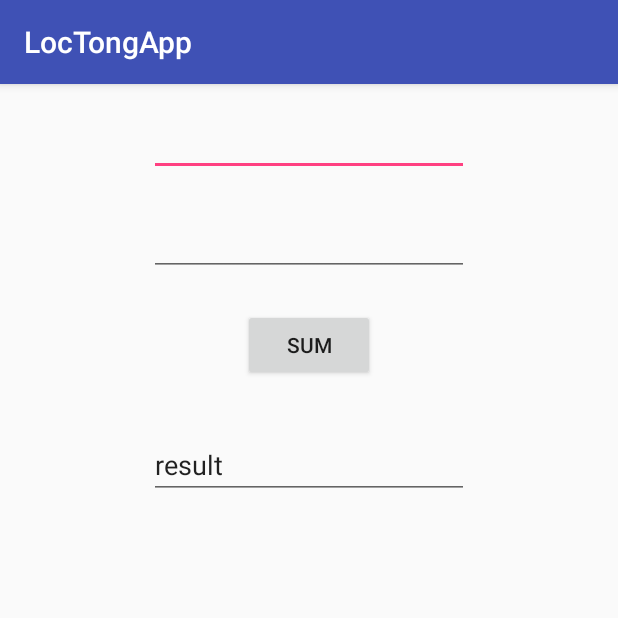
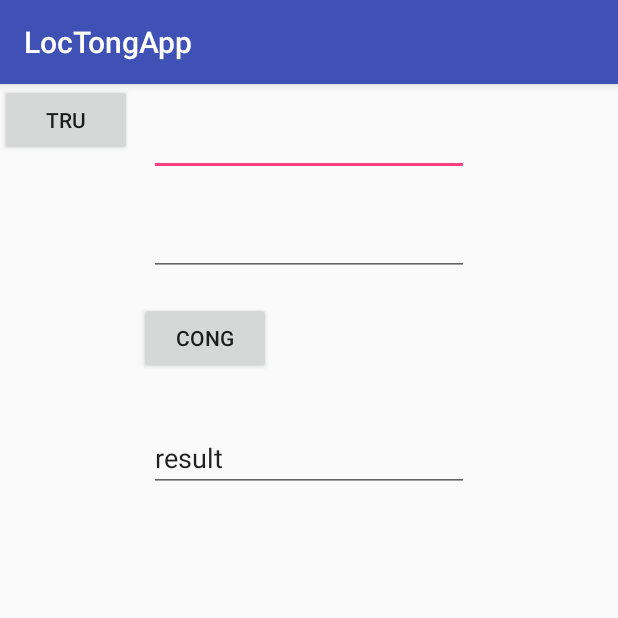
Before and after one commit to loctran04/TDL_Cau1, an Android app: the screen it shows after launch (MainActivity), on a phone screen of 412 x 824 dp, the top half of it. Run offline under Robolectric (Android 15) with nearby library versions, the phone set to English and light mode, and no system bars.

Commit message:
Them chuc nang tru

```diff
--- a/app/src/main/java/com/example/student/loctongapp/MainActivity.java
+++ b/app/src/main/java/com/example/student/loctongapp/MainActivity.java
@@ -7,13 +7,14 @@ import android.widget.Button;
 import android.widget.EditText;
 
 public class MainActivity extends AppCompatActivity {
-    Button btnSum;
+    Button btnSum,btnMinus;
     EditText edtSoA,edtSoB,edtResult;
     @Override
     protected void onCreate(Bundle savedInstanceState) {
         super.onCreate(savedInstanceState);
         setContentView(R.layout.activity_main);
         btnSum = findViewById(R.id.btnTong);
+        btnMinus = findViewById(R.id.btnTru);
         edtSoA = findViewById(R.id.edtSoA);
         edtSoB = findViewById(R.id.edtSoB);
         edtResult = findViewById(R.id.edtResult);
@@ -31,5 +32,18 @@ public class MainActivity extends AppCompatActivity {
 
             }
         });
+        btnMinus.setOnClickListener(new View.OnClickListener() {
+            @Override
+            public void onClick(View view) {
+                float soA = Float.parseFloat(edtSoA.getText().toString());
+                float soB = Float.parseFloat(edtSoB.getText().toString());
+                float Hieu;
+
+                Hieu = soA - soB;
+
+                edtResult.setText(Hieu +"");
+
+            }
+        });
     }
 }
--- a/app/src/main/res/layout/activity_main.xml
+++ b/app/src/main/res/layout/activity_main.xml
@@ -31,9 +31,10 @@
         android:id="@+id/btnTong"
         android:layout_width="wrap_content"
         android:layout_height="wrap_content"
-        android:layout_marginTop="22dp"
-        android:text="Sum"
+        android:layout_marginTop="17dp"
+        android:text="Cong"
         app:layout_constraintEnd_toEndOf="parent"
+        app:layout_constraintHorizontal_bias="0.287"
         app:layout_constraintStart_toStartOf="parent"
         app:layout_constraintTop_toBottomOf="@+id/edtSoB" />
 
@@ -49,4 +50,12 @@
         app:layout_constraintStart_toStartOf="parent"
         app:layout_constraintTop_toBottomOf="@+id/btnTong" />
 
+    <Button
+        android:id="@+id/btnTru"
+        android:layout_width="wrap_content"
+        android:layout_height="wrap_content"
+        android:text="Tru"
+        tools:layout_editor_absoluteX="211dp"
+        tools:layout_editor_absoluteY="148dp" />
+
 </android.support.constraint.ConstraintLayout>
```
